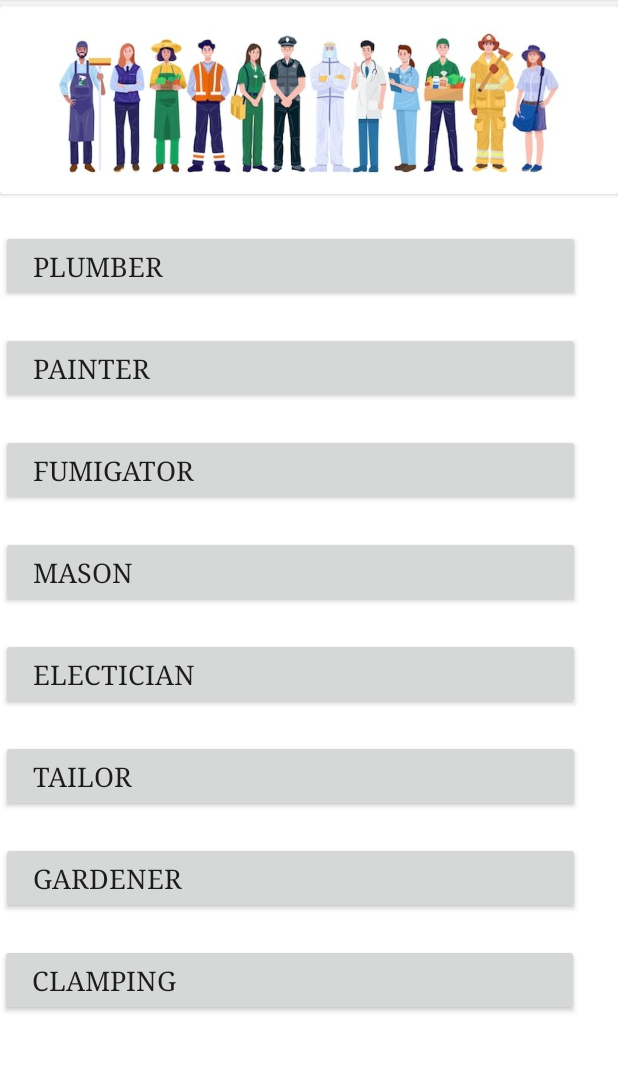
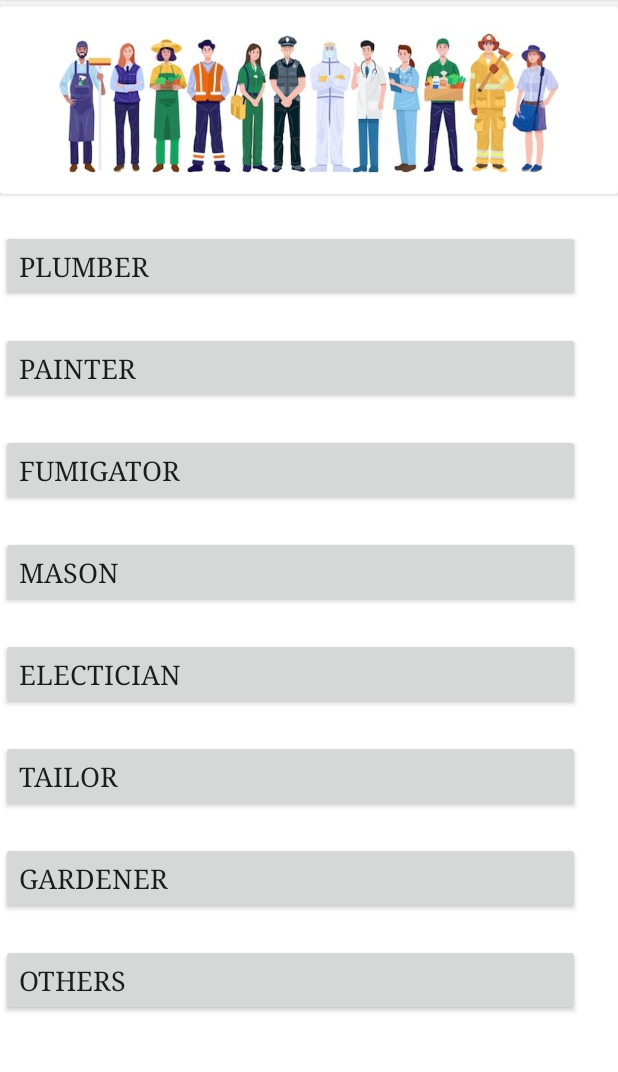
Before and after one commit to AmenyaZ/TigerService, an Android app: the Categories screen opened directly, with no data from a screen before it, on a phone screen of 412 x 824 dp, the part 84-1156 px from its top. Run offline under Robolectric (Android 15) with nearby library versions, the phone set to English and light mode, and no system bars.

Commit message:
Update Categories

```diff
--- a/app/src/main/AndroidManifest.xml
+++ b/app/src/main/AndroidManifest.xml
@@ -9,7 +9,7 @@
         android:roundIcon="@mipmap/ic_launcher_round"
         android:supportsRtl="true"
         android:theme="@style/AppTheme">
-        <activity android:name=".Categories"></activity>
+        <activity android:name=".Categories.Categories"></activity>
         <activity android:name=".Login" />
         <activity android:name=".LogIn" />
         <activity android:name=".Register" />
--- a/app/src/main/java/com/example/tigerservice/Categories.java
+++ b/app/src/main/java/com/example/tigerservice/Categories/Categories.java
@@ -1,8 +1,10 @@
-package com.example.tigerservice;
+package com.example.tigerservice.Categories;
 
 import android.os.Bundle;
 
 import androidx.appcompat.app.AppCompatActivity;
+
+import com.example.tigerservice.R;
 
 public class Categories extends AppCompatActivity {
 
--- a/app/src/main/java/com/example/tigerservice/Login.java
+++ b/app/src/main/java/com/example/tigerservice/Login.java
@@ -16,6 +16,7 @@ import androidx.annotation.NonNull;
 import androidx.appcompat.app.ActionBar;
 import androidx.appcompat.app.AppCompatActivity;
 
+import com.example.tigerservice.Categories.Categories;
 import com.google.android.gms.tasks.OnCompleteListener;
 import com.google.android.gms.tasks.Task;
 import com.google.firebase.auth.AuthResult;
--- a/app/src/main/java/com/example/tigerservice/Register.java
+++ b/app/src/main/java/com/example/tigerservice/Register.java
@@ -129,8 +129,8 @@ public class Register extends AppCompatActivity {
         final ClickableSpan clickableSpan1 = new ClickableSpan() {
             @Override
             public void onClick(@NonNull View widget) {
-                //Toast.makeText(Register.this, "Kindly LogIn now", Toast.LENGTH_SHORT).show();
-                Intent intent = new Intent(Register.this, MainActivity.class);
+                Toast.makeText(Register.this, "Kindly LogIn now", Toast.LENGTH_SHORT).show();
+                Intent intent = new Intent(Register.this, Login.class);
                 startActivity(intent);
                 showProgress(true);
                 finish();
--- a/app/src/main/res/layout/activity_categories.xml
+++ b/app/src/main/res/layout/activity_categories.xml
@@ -5,7 +5,7 @@
     android:layout_width="match_parent"
     android:layout_height="match_parent"
     android:background="#FFFFFF"
-    tools:context=".Categories">
+    tools:context=".Categories.Categories">
 
     <androidx.cardview.widget.CardView
         android:id="@+id/cardView4"
@@ -33,7 +33,7 @@
         android:layout_marginEnd="25dp"
         android:layout_marginRight="25dp"
         android:shadowColor="@color/cardview_light_background"
-        android:text="  Plumber"
+        android:text="@string/plumber"
         android:textAlignment="viewStart"
         android:textSize="18sp"
         android:typeface="serif"
@@ -51,7 +51,7 @@
         android:layout_marginEnd="25dp"
         android:layout_marginRight="25dp"
         android:shadowColor="@color/cardview_light_background"
-        android:text="  Painter"
+        android:text="@string/painter"
         android:textAlignment="viewStart"
         android:textSize="18sp"
 
@@ -70,7 +70,7 @@
         android:layout_marginEnd="25dp"
         android:layout_marginRight="25dp"
         android:shadowColor="@color/cardview_light_background"
-        android:text="  Fumigator"
+        android:text="@string/fumigator"
         android:textAlignment="viewStart"
         android:textSize="18sp"
 
@@ -89,7 +89,7 @@
         android:layout_marginEnd="25dp"
         android:layout_marginRight="25dp"
         android:shadowColor="@color/cardview_light_background"
-        android:text="  Mason"
+        android:text="@string/mason"
         android:textAlignment="viewStart"
         android:textSize="18sp"
 
@@ -108,7 +108,7 @@
         android:layout_marginEnd="25dp"
         android:layout_marginRight="25dp"
         android:shadowColor="@color/cardview_light_background"
-        android:text="  Electician"
+        android:text="@string/electician"
         android:textAlignment="viewStart"
         android:textSize="18sp"
 
@@ -127,7 +127,7 @@
         android:layout_marginEnd="25dp"
         android:layout_marginRight="25dp"
         android:shadowColor="@color/cardview_light_background"
-        android:text="  Tailor"
+        android:text="@string/tailor"
         android:textAlignment="viewStart"
         android:textSize="18sp"
 
@@ -146,7 +146,7 @@
         android:layout_marginEnd="25dp"
         android:layout_marginRight="25dp"
         android:shadowColor="@color/cardview_light_background"
-        android:text="  Gardener"
+        android:text="@string/gardener"
         android:textAlignment="viewStart"
         android:textSize="18sp"
 
@@ -165,14 +165,14 @@
         android:layout_marginEnd="25dp"
         android:layout_marginRight="25dp"
         android:shadowColor="@color/cardview_light_background"
-        android:text="  Clamping"
+        android:text="@string/others"
         android:textAlignment="viewStart"
         android:textSize="18sp"
 
         android:typeface="serif"
         app:layout_constraintBottom_toBottomOf="parent"
         app:layout_constraintEnd_toEndOf="parent"
-        app:layout_constraintHorizontal_bias="0.0"
+        app:layout_constraintHorizontal_bias="0.5"
         app:layout_constraintStart_toStartOf="parent"
         app:layout_constraintTop_toBottomOf="@+id/Gardener"
         app:layout_constraintVertical_bias="0.0" />
--- a/app/src/main/res/layout/activity_main.xml
+++ b/app/src/main/res/layout/activity_main.xml
@@ -71,6 +71,7 @@
         android:layout_width="wrap_content"
         android:layout_height="wrap_content"
         android:layout_marginTop="24dp"
+        android:clickable="true"
         android:fontFamily="sans-serif"
         android:text="Already a user, Login"
         android:textColor="@color/colorBlue"
--- a/app/src/main/res/values/strings.xml
+++ b/app/src/main/res/values/strings.xml
@@ -14,6 +14,14 @@
     <string name="loading_please_wait">Loading please wait</string>
     <string name="want_to_hire">Want to hire?</string>
     <string name="want_to_work">Want to work?</string>
+    <string name="others">Others</string>
+    <string name="gardener">Gardener</string>
+    <string name="tailor">Tailor</string>
+    <string name="electician">Electician</string>
+    <string name="mason">Mason</string>
+    <string name="fumigator">Fumigator</string>
+    <string name="painter">Painter</string>
+    <string name="plumber">Plumber</string>
     <!--    <string name="register_here">register_here</string>-->
     <!--    <string name="user_login">User Login</string>-->
     <!--    <string name="enter_password">enter_password</string>-->
```
Also changed, not shown: app/src/main/java/com/example/tigerservice/MainActivity.java (+22 -4 lines).
